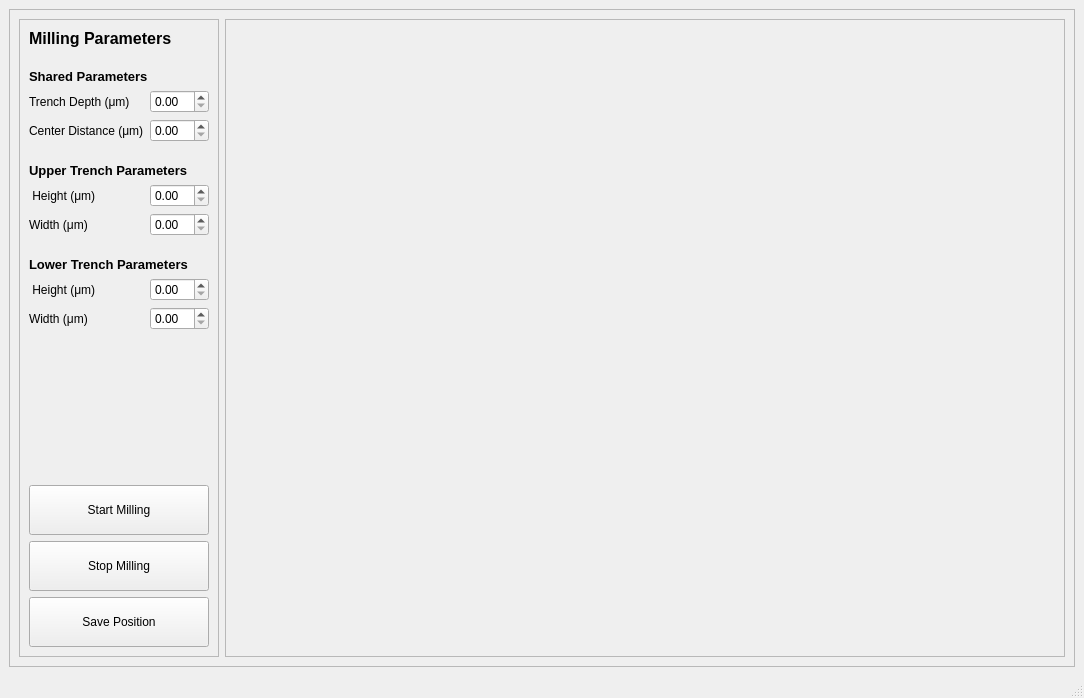
Before: the Qt Designer form piescope_gui/qtdesigner_files/milling.ui in DeMarcoLab/piescope_gui, drawn with Qt 5.
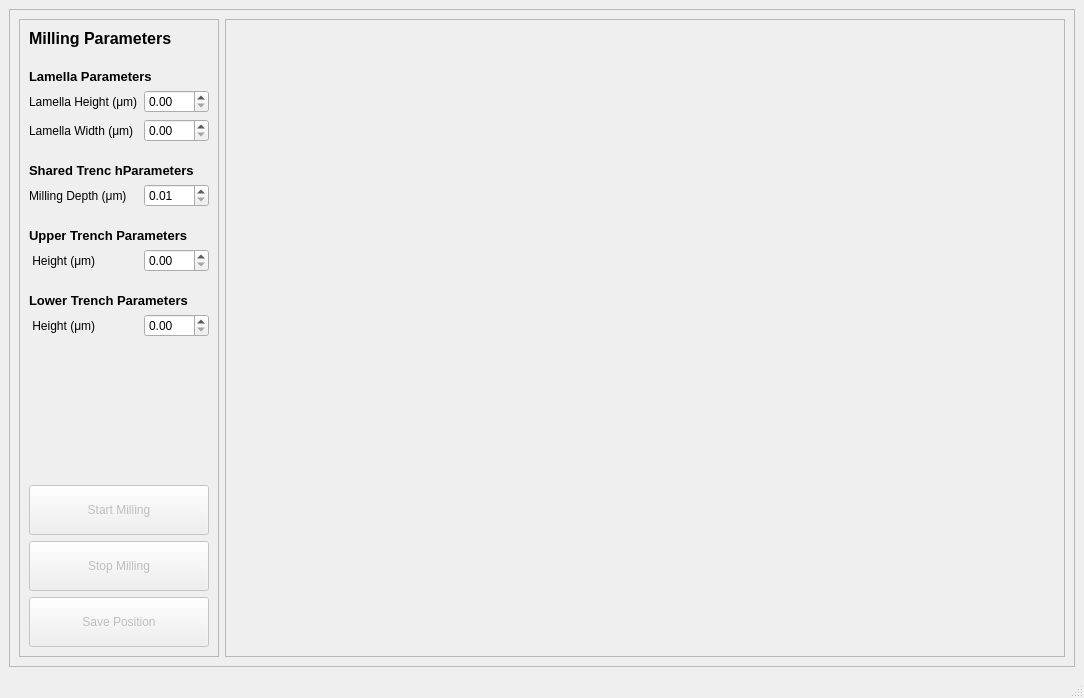
After: the same form once the commit is applied.

Commit message: working milling position saving

What changed in the file:
```diff
--- a/piescope_gui/qtdesigner_files/milling.ui
+++ b/piescope_gui/qtdesigner_files/milling.ui
@@ -42,11 +42,11 @@
           <property name="verticalSpacing">
            <number>6</number>
           </property>
-          <item row="5" column="1">
-           <widget class="QDoubleSpinBox" name="doubleSpinBox_center_distance"/>
-          </item>
-          <item row="21" column="0" colspan="2">
+          <item row="25" column="0" colspan="2">
            <widget class="QPushButton" name="pushButton_save_position">
+            <property name="enabled">
+             <bool>false</bool>
+            </property>
             <property name="minimumSize">
              <size>
               <width>0</width>
@@ -64,34 +64,83 @@
           <item row="5" column="0">
            <widget class="QLabel" name="label_11">
             <property name="text">
-             <string>Center Distance (μm)</string>
+             <string>Lamella Height (μm)</string>
             </property>
             <property name="alignment">
              <set>Qt::AlignLeading|Qt::AlignLeft|Qt::AlignVCenter</set>
             </property>
            </widget>
           </item>
-          <item row="17" column="0">
-           <widget class="QLabel" name="label_8">
+          <item row="11" column="0" colspan="2">
+           <spacer name="verticalSpacer_3">
+            <property name="orientation">
+             <enum>Qt::Vertical</enum>
+            </property>
+            <property name="sizeType">
+             <enum>QSizePolicy::Minimum</enum>
+            </property>
+            <property name="sizeHint" stdset="0">
+             <size>
+              <width>20</width>
+              <height>15</height>
+             </size>
+            </property>
+           </spacer>
+          </item>
+          <item row="2" column="0" colspan="2">
+           <widget class="QLabel" name="label_5">
+            <property name="font">
+             <font>
+              <pointsize>10</pointsize>
+              <weight>75</weight>
+              <bold>true</bold>
+             </font>
+            </property>
             <property name="text">
-             <string>Width (μm)</string>
+             <string>Lamella Parameters</string>
             </property>
             <property name="alignment">
              <set>Qt::AlignLeading|Qt::AlignLeft|Qt::AlignVCenter</set>
             </property>
            </widget>
           </item>
-          <item row="3" column="1">
-           <widget class="QDoubleSpinBox" name="doubleSpinBox_trench_depth">
+          <item row="6" column="0">
+           <widget class="QLabel" name="label_7">
+            <property name="text">
+             <string>Lamella Width (μm)</string>
+            </property>
+            <property name="alignment">
+             <set>Qt::AlignLeading|Qt::AlignLeft|Qt::AlignVCenter</set>
+            </property>
+           </widget>
+          </item>
+          <item row="16" column="0" colspan="2">
+           <spacer name="verticalSpacer_4">
+            <property name="orientation">
+             <enum>Qt::Vertical</enum>
+            </property>
+            <property name="sizeType">
+             <enum>QSizePolicy::Minimum</enum>
+            </property>
+            <property name="sizeHint" stdset="0">
+             <size>
+              <width>20</width>
+              <height>15</height>
+             </size>
+            </property>
+           </spacer>
+          </item>
+          <item row="9" column="1">
+           <widget class="QDoubleSpinBox" name="doubleSpinBox_milling_depth">
+            <property name="minimum">
+             <double>0.010000000000000</double>
+            </property>
             <property name="maximum">
              <double>20.000000000000000</double>
             </property>
            </widget>
           </item>
-          <item row="17" column="1">
-           <widget class="QDoubleSpinBox" name="doubleSpinBox_lower_width"/>
-          </item>
-          <item row="7" column="0" colspan="2">
+          <item row="12" column="0" colspan="2">
            <widget class="QLabel" name="label_4">
             <property name="font">
              <font>
@@ -108,10 +157,40 @@
             </property>
            </widget>
           </item>
-          <item row="10" column="1">
-           <widget class="QDoubleSpinBox" name="doubleSpinBox_upper_width"/>
+          <item row="1" column="0" colspan="2">
+           <spacer name="verticalSpacer_2">
+            <property name="orientation">
+             <enum>Qt::Vertical</enum>
+            </property>
+            <property name="sizeType">
+             <enum>QSizePolicy::Minimum</enum>
+            </property>
+            <property name="sizeHint" stdset="0">
+             <size>
+              <width>20</width>
+              <height>15</height>
+             </size>
+            </property>
+           </spacer>
           </item>
-          <item row="14" column="0">
+          <item row="17" column="0" colspan="2">
+           <widget class="QLabel" name="label_3">
+            <property name="font">
+             <font>
+              <pointsize>10</pointsize>
+              <weight>75</weight>
+              <bold>true</bold>
+             </font>
+            </property>
+            <property name="text">
+             <string>Lower Trench Parameters</string>
+            </property>
+            <property name="alignment">
+             <set>Qt::AlignLeading|Qt::AlignLeft|Qt::AlignVCenter</set>
+            </property>
+           </widget>
+          </item>
+          <item row="19" column="0">
            <widget class="QLabel" name="label_9">
             <property name="text">
              <string> Height (μm)</string>
@@ -121,6 +200,9 @@
             </property>
            </widget>
           </item>
+          <item row="6" column="1">
+           <widget class="QDoubleSpinBox" name="doubleSpinBox_lamella_width"/>
+          </item>
           <item row="0" column="0" colspan="2">
            <widget class="QLabel" name="label_2">
             <property name="font">
@@ -135,11 +217,27 @@
             </property>
            </widget>
           </item>
-          <item row="8" column="1">
+          <item row="13" column="1">
            <widget class="QDoubleSpinBox" name="doubleSpinBox_upper_height"/>
           </item>
-          <item row="19" column="0" colspan="2">
+          <item row="22" column="0" colspan="2">
+           <spacer name="verticalSpacer">
+            <property name="orientation">
+             <enum>Qt::Vertical</enum>
+            </property>
+            <property name="sizeHint" stdset="0">
+             <size>
+              <width>20</width>
+              <height>40</height>
+             </size>
+            </property>
+           </spacer>
+          </item>
+          <item row="23" column="0" colspan="2">
            <widget class="QPushButton" name="pushButton_start_milling">
+            <property name="enabled">
+             <bool>false</bool>
+            </property>
             <property name="minimumSize">
              <size>
               <width>0</width>
@@ -154,7 +252,7 @@
             </property>
            </widget>
           </item>
-          <item row="8" column="0">
+          <item row="13" column="0">
            <widget class="QLabel" name="label">
             <property name="text">
              <string> Height (μm)</string>
@@ -164,11 +262,14 @@
             </property>
            </widget>
           </item>
-          <item row="14" column="1">
+          <item row="19" column="1">
            <widget class="QDoubleSpinBox" name="doubleSpinBox_lower_height"/>
           </item>
-          <item row="20" column="0" colspan="2">
+          <item row="24" column="0" colspan="2">
            <widget class="QPushButton" name="pushButton_stop_milling">
+            <property name="enabled">
+             <bool>false</bool>
+            </property>
             <property name="minimumSize">
              <size>
               <width>0</width>
@@ -183,28 +284,18 @@
             </property>
            </widget>
           </item>
-          <item row="3" column="0">
+          <item row="9" column="0">
            <widget class="QLabel" name="label_10">
             <property name="text">
-             <string>Trench Depth (μm)</string>
+             <string>Milling Depth (μm)</string>
             </property>
             <property name="alignment">
              <set>Qt::AlignLeading|Qt::AlignLeft|Qt::AlignVCenter</set>
             </property>
            </widget>
           </item>
-          <item row="10" column="0">
-           <widget class="QLabel" name="label_7">
-            <property name="text">
-             <string>Width (μm)</string>
-            </property>
-            <property name="alignment">
-             <set>Qt::AlignLeading|Qt::AlignLeft|Qt::AlignVCenter</set>
-            </property>
-           </widget>
-          </item>
-          <item row="2" column="0" colspan="2">
-           <widget class="QLabel" name="label_5">
+          <item row="8" column="0" colspan="2">
+           <widget class="QLabel" name="label_6">
             <property name="font">
              <font>
               <pointsize>10</pointsize>
@@ -213,48 +304,18 @@
              </font>
             </property>
             <property name="text">
-             <string>Shared Parameters</string>
+             <string>Shared Trenc hParameters</string>
             </property>
             <property name="alignment">
              <set>Qt::AlignLeading|Qt::AlignLeft|Qt::AlignVCenter</set>
             </property>
            </widget>
           </item>
-          <item row="12" column="0" colspan="2">
-           <widget class="QLabel" name="label_3">
-            <property name="font">
-             <font>
-              <pointsize>10</pointsize>
-              <weight>75</weight>
-              <bold>true</bold>
-             </font>
-            </property>
-            <property name="text">
-             <string>Lower Trench Parameters</string>
-            </property>
-            <property name="alignment">
-             <set>Qt::AlignLeading|Qt::AlignLeft|Qt::AlignVCenter</set>
-            </property>
-           </widget>
-          </item>
-          <item row="18" column="0" colspan="2">
-           <spacer name="verticalSpacer">
+          <item row="7" column="0" colspan="2">
+           <spacer name="verticalSpacer_5">
             <property name="orientation">
              <enum>Qt::Vertical</enum>
             </property>
-            <property name="sizeHint" stdset="0">
-             <size>
-              <width>20</width>
-              <height>40</height>
-             </size>
-            </property>
-           </spacer>
-          </item>
-          <item row="11" column="0" colspan="2">
-           <spacer name="verticalSpacer_4">
-            <property name="orientation">
-             <enum>Qt::Vertical</enum>
-            </property>
             <property name="sizeType">
              <enum>QSizePolicy::Minimum</enum>
             </property>
@@ -266,37 +327,8 @@
             </property>
            </spacer>
           </item>
-          <item row="6" column="0" colspan="2">
-           <spacer name="verticalSpacer_3">
-            <property name="orientation">
-             <enum>Qt::Vertical</enum>
-            </property>
-            <property name="sizeType">
-             <enum>QSizePolicy::Minimum</enum>
-            </property>
-            <property name="sizeHint" stdset="0">
-             <size>
-              <width>20</width>
-              <height>15</height>
-             </size>
-            </property>
-           </spacer>
-          </item>
-          <item row="1" column="0" colspan="2">
-           <spacer name="verticalSpacer_2">
-            <property name="orientation">
-             <enum>Qt::Vertical</enum>
-            </property>
-            <property name="sizeType">
-             <enum>QSizePolicy::Minimum</enum>
-            </property>
-            <property name="sizeHint" stdset="0">
-             <size>
-              <width>20</width>
-              <height>15</height>
-             </size>
-            </property>
-           </spacer>
+          <item row="5" column="1">
+           <widget class="QDoubleSpinBox" name="doubleSpinBox_lamella_height"/>
           </item>
          </layout>
         </widget>
```
The commit also changes 4 other files.
